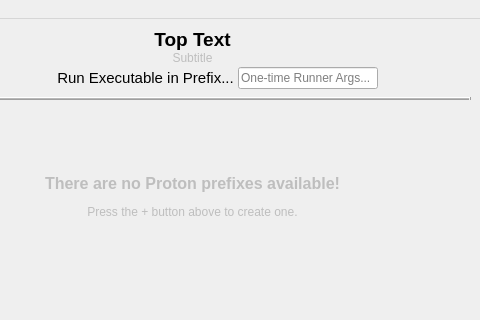
Old version of the form neromanager.ui in the repository keenanweaver/Nero-umu; both pictures show x 95 to 575 and y 0 to 320 of the 575 by 480 pixel window.
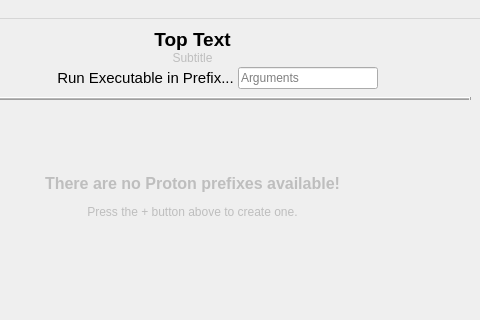
New version of the form. Icons and pictures are not drawn.

What changed in the file:
```diff
--- a/neromanager.ui
+++ b/neromanager.ui
@@ -163,7 +163,7 @@
         <item>
          <widget class="QLineEdit" name="oneTimeRunArgs">
           <property name="placeholderText">
-           <string>One-time Runner Args...</string>
+           <string>Arguments</string>
           </property>
           <property name="clearButtonEnabled">
            <bool>true</bool>
```
